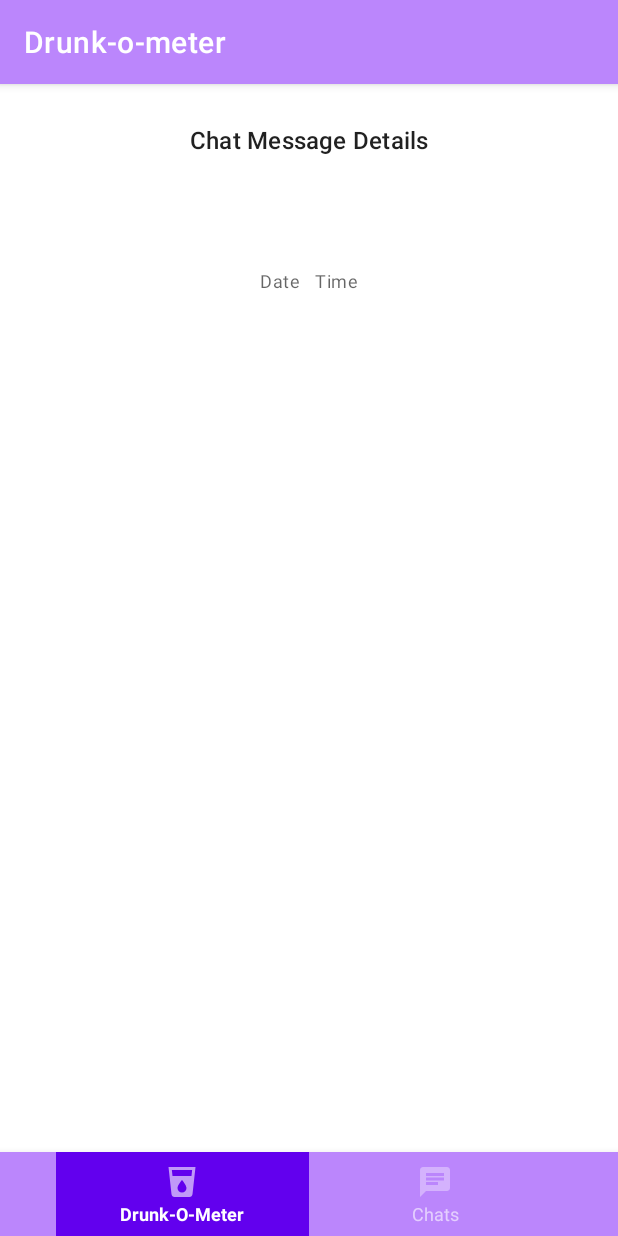
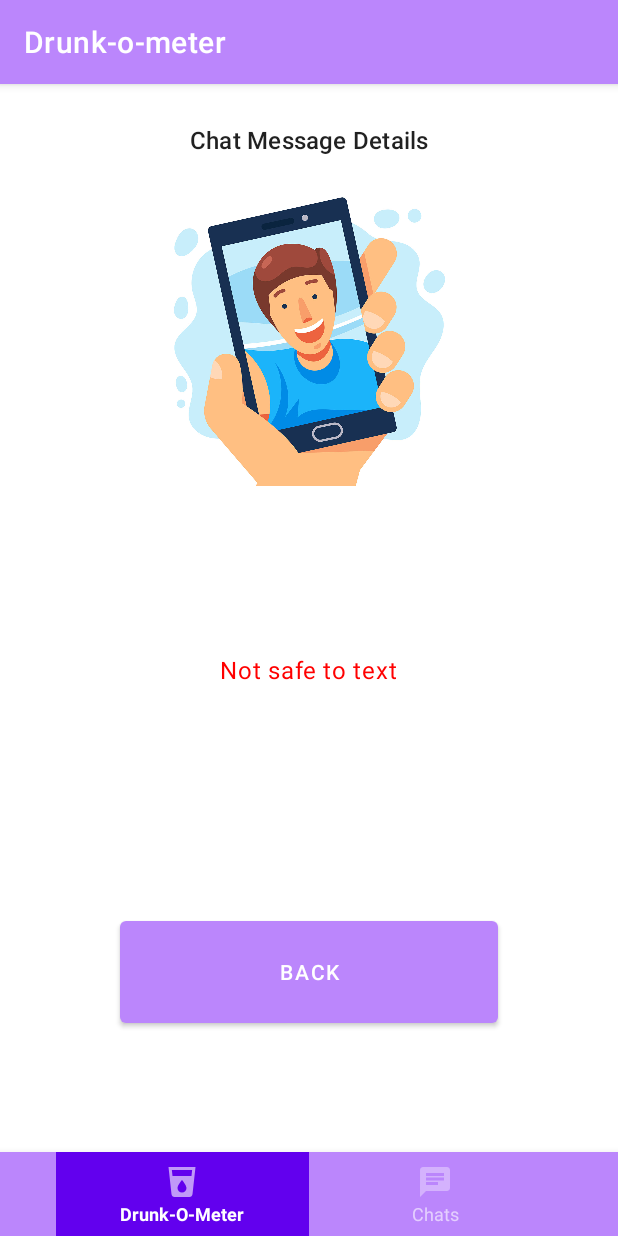
Before and after one commit to IIShortyII/iui_project, an Android app: the fragment ChatDetailViewFragment placed in its activity, on a phone screen of 412 x 824 dp. Run offline under Robolectric (Android 15) with nearby library versions, the phone set to English and light mode, and no system bars; network calls fail.

Commit message:
Adapted detail view of chats

```diff
--- a/app/src/main/java/com/example/drunk_o_meter/chat_list/ChatDetailViewFragment.java
+++ b/app/src/main/java/com/example/drunk_o_meter/chat_list/ChatDetailViewFragment.java
@@ -1,14 +1,19 @@
 package com.example.drunk_o_meter.chat_list;
 
+import android.graphics.Color;
 import android.os.Bundle;
 
 import android.app.Fragment;
 
+import android.util.Log;
 import android.view.LayoutInflater;
 import android.view.View;
 import android.view.ViewGroup;
+import android.widget.ImageView;
+import android.widget.TextView;
 
 import com.example.drunk_o_meter.R;
+
 
 /**
  * A simple {@link Fragment} subclass.
@@ -28,6 +33,8 @@
     private String time;
     private String content;
     private boolean safeToText;
+
+    private View layout;
 
     public ChatDetailViewFragment() {
         // Required empty public constructor
@@ -69,9 +76,32 @@
     @Override
     public View onCreateView(LayoutInflater inflater, ViewGroup container,
                              Bundle savedInstanceState) {
-        // Inflate the layout for this fragment
-        return inflater.inflate(R.layout.fragment_chat_detail_view, container, false);
+        layout = inflater.inflate(R.layout.fragment_chat_detail_view, container, false);
+
+        Log.d("Chat Detail", "content: "+ this.content);
+        ImageView selfieView = layout.findViewById(R.id.chat_detail_selfie);
+        TextView contentView = layout.findViewById(R.id.chat_detail_content);
+        TextView dateView = layout.findViewById(R.id.chat_detail_date);
+        TextView timeView = layout.findViewById(R.id.chat_detail_time);
+        TextView safeToTextView = layout.findViewById(R.id.chat_detail_safeToText);
+
+        //TODO: change selfie
+        contentView.setText(content);
+        dateView.setText(date);
+        timeView.setText(time);
+
+        if (safeToText) {
+            safeToTextView.setText("Safe to text");
+            safeToTextView.setTextColor(Color.GREEN);
+        } else {
+            safeToTextView.setText("Not safe to text");
+            safeToTextView.setTextColor(Color.RED);
+
+        }
+
+        Log.d("Chat Detail", "content view: " + contentView.getText());
+        return layout;
     }
 
-    //TODO: insert back button to layout
+
 }
--- a/app/src/main/res/layout/fragment_chat_detail_view.xml
+++ b/app/src/main/res/layout/fragment_chat_detail_view.xml
@@ -1,19 +1,26 @@
 <?xml version="1.0" encoding="utf-8"?>
-<FrameLayout xmlns:android="http://schemas.android.com/apk/res/android"
-    xmlns:tools="http://schemas.android.com/tools"
-    xmlns:app="http://schemas.android.com/apk/res-auto"
+    <androidx.constraintlayout.widget.ConstraintLayout xmlns:android="http://schemas.android.com/apk/res/android"
         android:layout_width="match_parent"
         android:layout_height="match_parent"
-    tools:context=".chat_list.ChatDetailViewFragment">
+        xmlns:app="http://schemas.android.com/apk/res-auto"
+        android:id="@+id/fragment_chat_detail_view">
+
     <ScrollView
         android:layout_width="match_parent"
         android:layout_height="match_parent">
+
     <androidx.constraintlayout.widget.ConstraintLayout
-            android:layout_marginTop="16dp"
         android:layout_width="match_parent"
         android:layout_height="wrap_content"
-            android:layout_marginHorizontal="16dp"
-            android:layout_marginBottom="80dp">
+        android:layout_margin="16dp">
+
+    <LinearLayout
+        android:layout_width="match_parent"
+        android:layout_height="wrap_content"
+        android:orientation="vertical"
+        android:layout_gravity="center"
+        app:layout_constraintTop_toTopOf="parent"
+        app:layout_constraintStart_toStartOf="parent">
 
         <TextView
             android:id="@+id/chat_detail_title"
@@ -25,12 +32,23 @@
             android:text="@string/chat_detail_title"
             style="@style/TextAppearance.Material3.TitleMedium"/>
 
+        <ImageView
+            android:id="@+id/chat_detail_selfie"
+            android:layout_width="300px"
+            android:layout_height="300px"
+            android:layout_gravity="center"
+            android:src="@drawable/defaultselfie"
+            android:layout_marginTop="20dp"
+            app:layout_constraintTop_toBottomOf="@id/chat_detail_title"
+            app:layout_constraintStart_toStartOf="parent"/>
+
         <TextView
             android:id="@+id/chat_detail_content"
             android:layout_width="match_parent"
             android:layout_height="wrap_content"
             android:layout_marginTop="40dp"
-                app:layout_constraintTop_toBottomOf="@id/chat_detail_title"
+            android:gravity="center"
+            app:layout_constraintTop_toBottomOf="@id/chat_detail_selfie"
             style="@style/TextAppearance.Material3.BodyMedium"/>
 
         <LinearLayout
@@ -57,7 +75,28 @@
                 android:text="Time" />
 
         </LinearLayout>
+
+        <TextView
+            android:id="@+id/chat_detail_safeToText"
+            android:layout_width="wrap_content"
+            android:layout_height="wrap_content"
+            android:layout_gravity="center"
+            android:layout_marginTop="20dp"
+            android:text="Safe To Text"
+            style="@style/TextAppearance.Material3.BodyLarge"/>
+
+    </LinearLayout>
+
+
     </androidx.constraintlayout.widget.ConstraintLayout>
     </ScrollView>
-
-</FrameLayout>
+    <Button
+        android:id="@+id/goToChatView"
+        android:layout_width="match_parent"
+        android:layout_height="80dp"
+        android:layout_margin="80dp"
+        app:layout_constraintBottom_toBottomOf="parent"
+        android:onClick="goToChatView"
+        android:text="Back"
+        />
+</androidx.constraintlayout.widget.ConstraintLayout>
```
Lines whose indentation alone changed are shown as unchanged.
